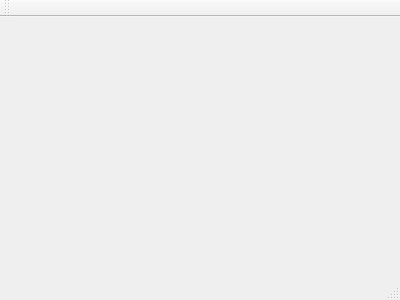
massiarg/HomeworkQT, file HomeWorkQT/mainwindow.ui: the form before one commit.
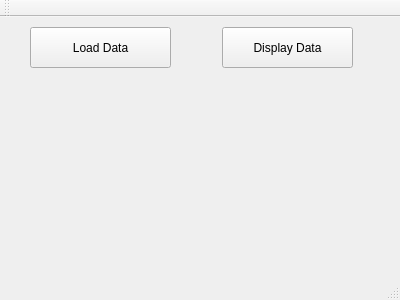
The form after the commit.

Commit message: Two buttons added one named Load data and the second named Display Data

What changed in the file:
```diff
--- a/HomeWorkQT/mainwindow.ui
+++ b/HomeWorkQT/mainwindow.ui
@@ -12,13 +12,55 @@
   <property name="windowTitle" >
    <string>MainWindow</string>
   </property>
-  <widget class="QMenuBar" name="menuBar" />
-  <widget class="QToolBar" name="mainToolBar" />
-  <widget class="QWidget" name="centralWidget" />
-  <widget class="QStatusBar" name="statusBar" />
+  <widget class="QWidget" name="centralWidget">
+   <widget class="QPushButton" name="Btn1">
+    <property name="geometry">
+     <rect>
+      <x>30</x>
+      <y>10</y>
+      <width>141</width>
+      <height>41</height>
+     </rect>
+    </property>
+    <property name="text">
+     <string>Load Data</string>
+    </property>
+   </widget>
+   <widget class="QPushButton" name="Btn2">
+    <property name="geometry">
+     <rect>
+      <x>222</x>
+      <y>10</y>
+      <width>131</width>
+      <height>41</height>
+     </rect>
+    </property>
+    <property name="text">
+     <string>Display Data</string>
+    </property>
+   </widget>
+  </widget>
+  <widget class="QMenuBar" name="menuBar">
+   <property name="geometry">
+    <rect>
+     <x>0</x>
+     <y>0</y>
+     <width>400</width>
+     <height>26</height>
+    </rect>
+   </property>
+  </widget>
+  <widget class="QToolBar" name="mainToolBar">
+   <attribute name="toolBarArea">
+    <enum>TopToolBarArea</enum>
+   </attribute>
+   <attribute name="toolBarBreak">
+    <bool>false</bool>
+   </attribute>
+  </widget>
+  <widget class="QStatusBar" name="statusBar"/>
  </widget>
- <layoutDefault spacing="6" margin="11" />
- <pixmapfunction></pixmapfunction>
+ <layoutdefault spacing="6" margin="11"/>
  <resources/>
  <connections/>
 </ui>
```
Left out of the diff: 7 changed lines with no effect on the pictures.
